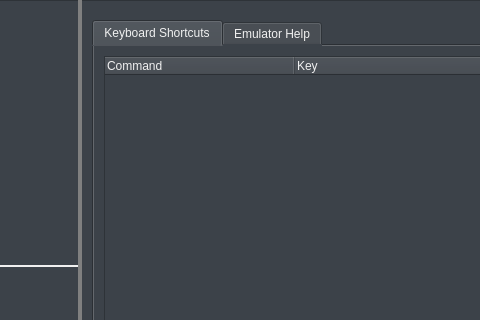
Old version of the form android/skin/qt/extended.ui in the repository vicamo/libandroid-emugl; both pictures show x 116 to 596 and y 0 to 320 of the 820 by 600 pixel window.
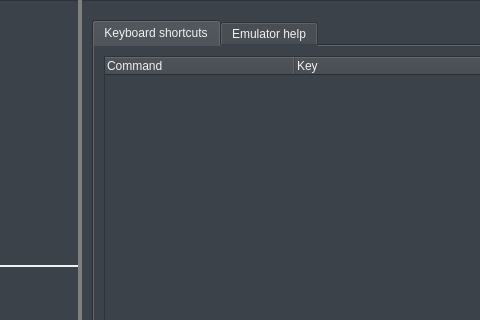
New version of the form. The open tabs and pages were chosen to show the change. Icons and pictures are not drawn. Custom widgets are drawn as their Qt base class.

Commit message:
ui: Tweak the look of the Help page
Use sentence cap style for the tab names.
Start with the left-most tab selected.

What changed in the file:
```diff
--- a/android/skin/qt/extended.ui
+++ b/android/skin/qt/extended.ui
@@ -2437,7 +2437,7 @@
      </property>
      <widget class="QWidget" name="tab_3">
       <attribute name="title">
-       <string>Keyboard Shortcuts</string>
+       <string>Keyboard shortcuts</string>
       </attribute>
       <widget class="QTableWidget" name="shortcutsTableWidget">
        <property name="geometry">
@@ -2501,7 +2501,7 @@
      </widget>
      <widget class="QWidget" name="tab_4">
       <attribute name="title">
-       <string>Emulator Help</string>
+       <string>Emulator help</string>
       </attribute>
       <widget class="QPushButton" name="help_docs">
        <property name="geometry">
```
Left out of the diff: 2 changed lines with no effect on the pictures.
